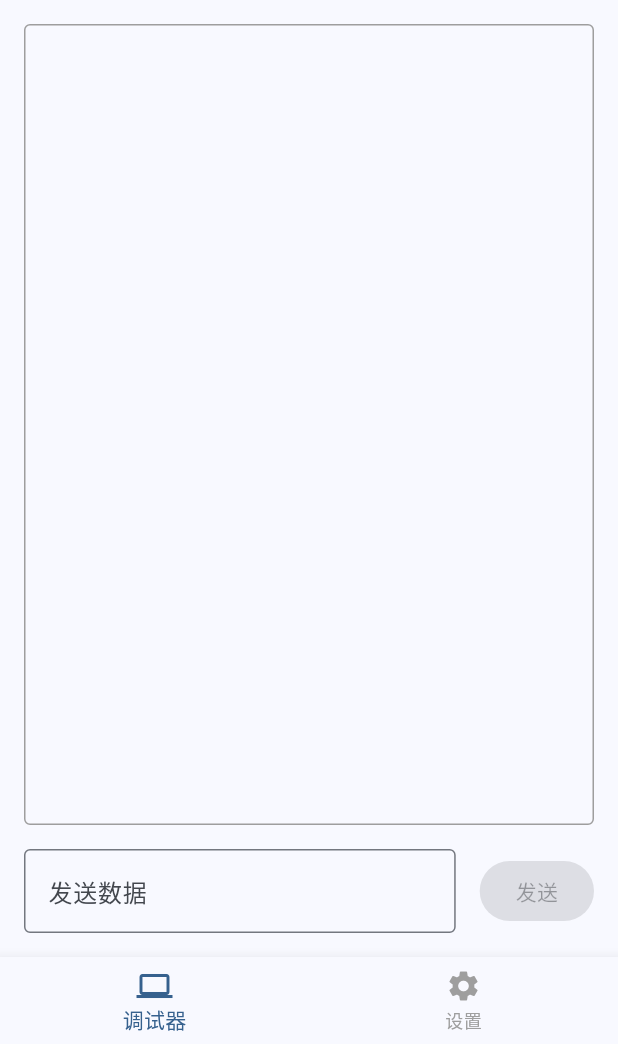
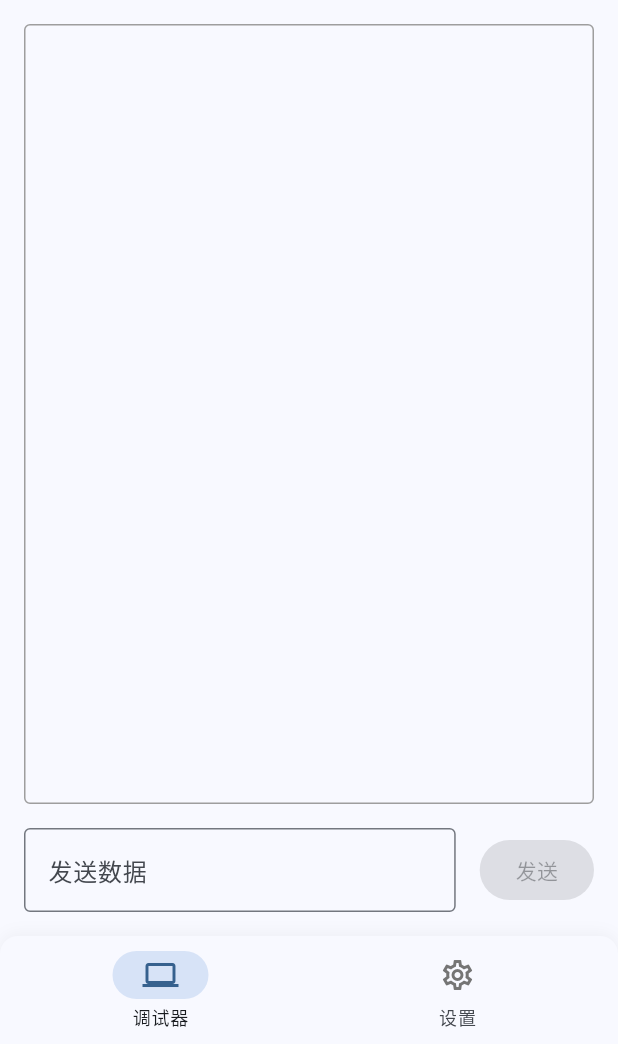
Before and after one commit to loafman-kangjun/PortPlus, a Flutter app: the screen it shows after launch, on a phone screen of 412 x 824 dp, the part 192-1236 px from its top. Run offline on Flutter 3.47's test engine with Material 3 defaults, Android fonts, the phone set to English and light mode, and no system bars.

Commit message:
Update UI

```diff
--- a/lib/pages/home_page.dart
+++ b/lib/pages/home_page.dart
@@ -9,24 +9,28 @@ class HomePage extends StatefulWidget {
   State<HomePage> createState() => _HomePageState();
 }
 
-class _HomePageState extends State<HomePage> {
+class _HomePageState extends State<HomePage> with SingleTickerProviderStateMixin {
   int _currentIndex = 0;
+  late AnimationController _controller;
+
+  @override
+  void initState() {
+    super.initState();
+    _controller = AnimationController(
+      duration: const Duration(milliseconds: 300),
+      vsync: this,
+    );
+  }
+
+  @override
+  void dispose() {
+    _controller.dispose();
+    super.dispose();
+  }
 
   static const List<Widget> _pages = <Widget>[
     TcpDebuggerPage(),
     SettingsPage(),
-  ];
-
-  static const List<BottomNavigationBarItem> _items =
-      <BottomNavigationBarItem>[
-    BottomNavigationBarItem(
-      icon: Icon(Icons.computer),
-      label: '调试器',
-    ),
-    BottomNavigationBarItem(
-      icon: Icon(Icons.settings),
-      label: '设置',
-    ),
   ];
 
   void _onTap(int index) {
@@ -37,14 +41,104 @@ class _HomePageState extends State<HomePage> {
 
   @override
   Widget build(BuildContext context) {
+    final bool isLargeScreen = MediaQuery.of(context).size.width > 600;
+
+    if (isLargeScreen) {
+      return Scaffold(
+        body: Row(
+          children: [
+            NavigationRail(
+              selectedIndex: _currentIndex,
+              onDestinationSelected: _onTap,
+              labelType: NavigationRailLabelType.all,
+              destinations: [
+                NavigationRailDestination(
+                  icon: Icon(
+                    Icons.computer_outlined,
+                    color: _currentIndex == 0
+                        ? Theme.of(context).colorScheme.primary
+                        : Colors.grey[600],
+                  ),
+                  selectedIcon: Icon(
+                    Icons.computer,
+                    color: Theme.of(context).colorScheme.primary,
+                  ),
+                  label: const Text('调试器'),
+                ),
+                NavigationRailDestination(
+                  icon: Icon(
+                    Icons.settings_outlined,
+                    color: _currentIndex == 1
+                        ? Theme.of(context).colorScheme.primary
+                        : Colors.grey[600],
+                  ),
+                  selectedIcon: Icon(
+                    Icons.settings,
+                    color: Theme.of(context).colorScheme.primary,
+                  ),
+                  label: const Text('设置'),
+                ),
+              ],
+            ),
+            const VerticalDivider(thickness: 1, width: 1),
+            Expanded(child: _pages[_currentIndex]),
+          ],
+        ),
+      );
+    }
+
     return Scaffold(
       body: _pages[_currentIndex],
-      bottomNavigationBar: BottomNavigationBar(
-        items: _items,
-        currentIndex: _currentIndex,
-        onTap: _onTap,
-        selectedItemColor: Theme.of(context).colorScheme.primary,
-        unselectedItemColor: Colors.grey,
+      bottomNavigationBar: Container(
+        padding: const EdgeInsets.symmetric(horizontal: 8, vertical: 6),
+        decoration: BoxDecoration(
+          color: Theme.of(context).colorScheme.surface,
+          borderRadius: const BorderRadius.vertical(top: Radius.circular(12)),
+          boxShadow: [
+            BoxShadow(
+              color: const Color.fromRGBO(0, 0, 0, 0.04),
+              blurRadius: 8,
+              offset: const Offset(0, -2),
+            ),
+          ],
+        ),
+        child: NavigationBar(
+          selectedIndex: _currentIndex,
+          onDestinationSelected: _onTap,
+          backgroundColor: Colors.transparent,
+          elevation: 0,
+          height: 60,
+          labelBehavior: NavigationDestinationLabelBehavior.alwaysShow,
+          animationDuration: const Duration(milliseconds: 600),
+          destinations: [
+            NavigationDestination(
+              icon: Icon(
+                Icons.computer_outlined,
+                color: _currentIndex == 0
+                    ? Theme.of(context).colorScheme.primary
+                    : Colors.grey[600],
+              ),
+              selectedIcon: Icon(
+                Icons.computer,
+                color: Theme.of(context).colorScheme.primary,
+              ),
+              label: '调试器',
+            ),
+            NavigationDestination(
+              icon: Icon(
+                Icons.settings_outlined,
+                color: _currentIndex == 1
+                    ? Theme.of(context).colorScheme.primary
+                    : Colors.grey[600],
+              ),
+              selectedIcon: Icon(
+                Icons.settings,
+                color: Theme.of(context).colorScheme.primary,
+              ),
+              label: '设置',
+            ),
+          ],
+        ),
       ),
     );
   }
--- a/pubspec.yaml
+++ b/pubspec.yaml
@@ -35,8 +35,7 @@ dependencies:
   # Use with the CupertinoIcons class for iOS style icons.
   cupertino_icons: ^1.0.8
   provider: ^6.1.1  # 状态管理
-  web_socket_channel: ^2.4.0  # TCP/WebSocket 连接支持
-  flutter_libserialport: ^0.5.0  # 串口通信支持
+  web_socket_channel: ^3.0.3  # TCP/WebSocket 连接支持
 
 dev_dependencies:
   flutter_test:
```
Also changed, not shown: pubspec.lock, 6 other files.
